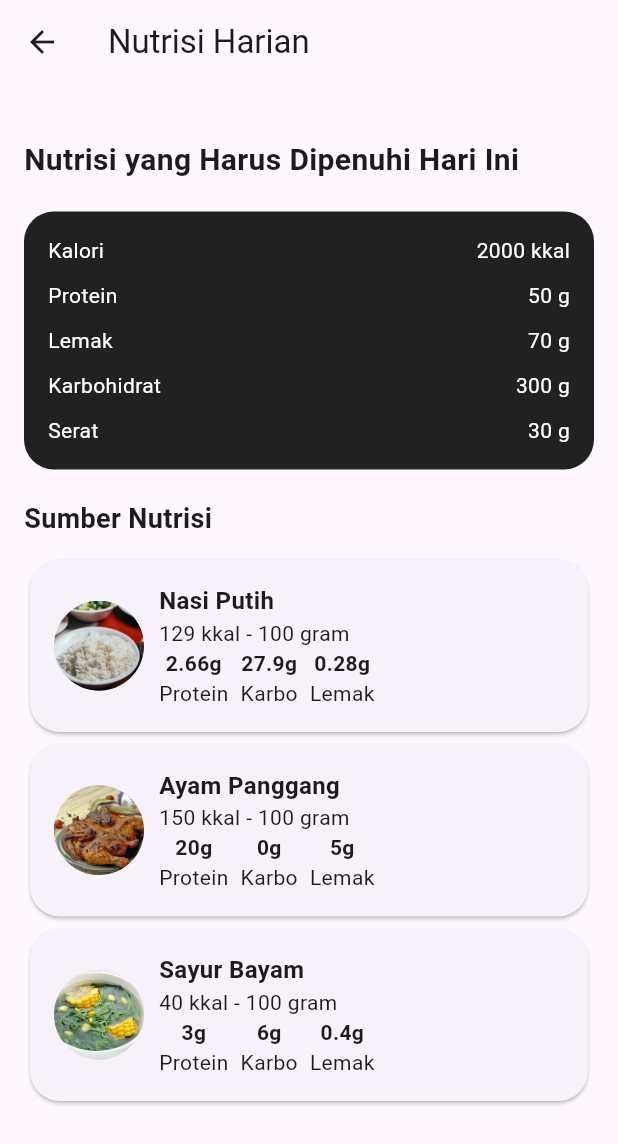
After one commit to M-Surya-S/SCare, a Flutter app: the ProfilePage screen opened directly, after a tap on "Logout", after a tap on "Login", after a tap on "Nutrisi Harian", on a phone screen of 412 x 824 dp. The commit adds this screen. Shown: the top 1144 px of the screen. Run offline on Flutter 3.47's test engine with Material 3 defaults, Android fonts, the phone set to English and light mode, and no system bars.

Commit message:
update : added 2 new pages

```diff
--- a/lib/home_page.dart
+++ b/lib/home_page.dart
@@ -1,5 +1,7 @@
 import 'package:flutter/material.dart';
 import 'consultation_page.dart';
+import 'nutrition_page.dart';
+import 'profile_page.dart';
 
 class HomePage extends StatelessWidget {
   const HomePage({super.key});
@@ -81,7 +83,17 @@ class HomePage extends StatelessWidget {
                   },
                   child: _buildFeatureButton(Icons.chat, "Konsultasi"),
                 ), // Mengarahkan ke halaman consultation_page
-                _buildFeatureButton(Icons.restaurant, "Nutrisi Harian"),
+                GestureDetector(
+                  onTap: () {
+                    // Mengarahkan ke halaman Nutrisi Harian
+                    Navigator.push(
+                      context,
+                      MaterialPageRoute(
+                          builder: (context) => const NutritionPage()),
+                    );
+                  },
+                  child: _buildFeatureButton(Icons.restaurant, "Nutrisi Harian"),
+                ),
               ],
             ),
             const SizedBox(height: 20),
@@ -99,6 +111,12 @@ class HomePage extends StatelessWidget {
             Navigator.push(
               context,
               MaterialPageRoute(builder: (context) => const ConsultationPage()),
+            );
+          } else if (index == 2) {
+            // Jika item Profile ditekan
+            Navigator.push(
+              context,
+              MaterialPageRoute(builder: (context) => const ProfilePage()), // Navigasi ke halaman Profile
             );
           }
         },
--- /dev/null
+++ b/lib/nutrition_page.dart
@@ -0,0 +1,138 @@
+import 'package:flutter/material.dart';
+
+class NutritionPage extends StatelessWidget {
+  const NutritionPage({super.key});
+
+  @override
+  Widget build(BuildContext context) {
+    return Scaffold(
+      appBar: AppBar(
+        title: const Text("Nutrisi Harian"),
+      ),
+      body: Padding(
+        padding: const EdgeInsets.all(16.0),
+        child: Column(
+          crossAxisAlignment: CrossAxisAlignment.stretch,
+          children: [
+            const SizedBox(height: 20),
+            const Text(
+              "Nutrisi yang Harus Dipenuhi Hari Ini",
+              style: TextStyle(
+                fontSize: 20,
+                fontWeight: FontWeight.bold,
+              ),
+            ),
+            const SizedBox(height: 20),
+            Container(
+              padding: const EdgeInsets.all(16),
+              decoration: BoxDecoration(
+                color: Colors.black87,
+                borderRadius: BorderRadius.circular(20),
+              ),
+              child: const Column(
+                crossAxisAlignment: CrossAxisAlignment.start,
+                children: [
+                  Row(
+                    mainAxisAlignment: MainAxisAlignment.spaceBetween,
+                    children: [
+                      Text("Kalori", style: TextStyle(color: Colors.white)),
+                      Text("2000 kkal", style: TextStyle(color: Colors.white)),
+                    ],
+                  ),
+                  SizedBox(height: 10),
+                  Row(
+                    mainAxisAlignment: MainAxisAlignment.spaceBetween,
+                    children: [
+                      Text("Protein", style: TextStyle(color: Colors.white)),
+                      Text("50 g", style: TextStyle(color: Colors.white)),
+                    ],
+                  ),
+                  SizedBox(height: 10),
+                  Row(
+                    mainAxisAlignment: MainAxisAlignment.spaceBetween,
+                    children: [
+                      Text("Lemak", style: TextStyle(color: Colors.white)),
+                      Text("70 g", style: TextStyle(color: Colors.white)),
+                    ],
+                  ),
+                  SizedBox(height: 10),
+                  Row(
+                    mainAxisAlignment: MainAxisAlignment.spaceBetween,
+                    children: [
+                      Text("Karbohidrat", style: TextStyle(color: Colors.white)),
+                      Text("300 g", style: TextStyle(color: Colors.white)),
+                    ],
+                  ),
+                  SizedBox(height: 10),
+                  Row(
+                    mainAxisAlignment: MainAxisAlignment.spaceBetween,
+                    children: [
+                      Text("Serat", style: TextStyle(color: Colors.white)),
+                      Text("30 g", style: TextStyle(color: Colors.white)),
+                    ],
+                  ),
+                ],
+              ),
+            ),
+            const SizedBox(height: 20),
+            const Text(
+              "Sumber Nutrisi",
+              style: TextStyle(fontSize: 18, fontWeight: FontWeight.bold),
+            ),
+            const SizedBox(height: 10),
+            // Membuat kartu makanan dengan gambar yang berbeda
+            _buildNutrientSourceCard("assets/nasi_putih.jpeg", "Nasi Putih", "129 kkal", "100 gram", "2.66g", "Protein", "27.9g", "Karbo", "0.28g", "Lemak"),
+            _buildNutrientSourceCard("assets/ayam_panggang.jpg", "Ayam Panggang", "150 kkal", "100 gram", "20g", "Protein", "0g", "Karbo", "5g", "Lemak"),
+            _buildNutrientSourceCard("assets/sayur_bayam.jpg", "Sayur Bayam", "40 kkal", "100 gram", "3g", "Protein", "6g", "Karbo", "0.4g", "Lemak"),
+          ],
+        ),
+      ),
+    );
+  }
+
+  // Memodifikasi fungsi _buildNutrientSourceCard untuk menerima gambar sebagai parameter
+  Widget _buildNutrientSourceCard(String imagePath, String food, String calories, String weight, String protein, String proteinLabel, String carbs, String carbsLabel, String fat, String fatLabel) {
+    return Card(
+      shape: RoundedRectangleBorder(borderRadius: BorderRadius.circular(20)),
+      child: Padding(
+        padding: const EdgeInsets.all(16.0),
+        child: Row(
+          children: [
+            CircleAvatar(
+              radius: 30,
+              backgroundImage: AssetImage(imagePath), // Menampilkan gambar berdasarkan parameter imagePath
+            ),
+            const SizedBox(width: 10),
+            Column(
+              crossAxisAlignment: CrossAxisAlignment.start,
+              children: [
+                Text(food, style: const TextStyle(fontSize: 16, fontWeight: FontWeight.bold)),
+                Text("$calories - $weight"),
+                Row(
+                  children: [
+                    _buildNutritionInfo(protein, proteinLabel),
+                    _buildNutritionInfo(carbs, carbsLabel),
+                    _buildNutritionInfo(fat, fatLabel),
+                  ],
+                ),
+              ],
+            ),
+          ],
+        ),
+      ),
+    );
+  }
+
+  // Fungsi untuk menampilkan informasi nutrisi seperti Protein, Karbo, Lemak
+  Widget _buildNutritionInfo(String value, String label) {
+    return Padding(
+      padding: const EdgeInsets.only(right: 8.0),
+      child: Column(
+        children: [
+          Text(value, style: const TextStyle(fontWeight: FontWeight.bold)),
+          Text(label),
+        ],
+      ),
+    );
+  }
+}
--- /dev/null
+++ b/lib/profile_page.dart
@@ -0,0 +1,75 @@
+import 'package:flutter/material.dart';
+import 'login_page.dart'; // Pastikan Anda membuat halaman LoginPage di sini
+
+class ProfilePage extends StatelessWidget {
+  const ProfilePage({super.key});
+
+  @override
+  Widget build(BuildContext context) {
+    // Data pengguna yang akan ditampilkan
+    String name = "Muhammad Surya Saniansyah";
+    String birthDate = "20 Desember 2003";
+    String email = "saniansyah@example.com";
+    String address = "Jalan Raya No. 123, Balikpapan";
+
+    return Scaffold(
+      appBar: AppBar(
+        title: const Text("Profil Pengguna"),
+      ),
+      body: Padding(
+        padding: const EdgeInsets.all(16.0),
+        child: Column(
+          crossAxisAlignment: CrossAxisAlignment.start,
+          children: [
+            const SizedBox(height: 20),
+            const Text(
+              "Informasi Pengguna",
+              style: TextStyle(fontSize: 20, fontWeight: FontWeight.bold),
+            ),
+            const SizedBox(height: 20),
+            _buildProfileItem("Nama", name),
+            _buildProfileItem("Tanggal Lahir", birthDate),
+            _buildProfileItem("Email", email),
+            _buildProfileItem("Alamat", address),
+            const SizedBox(height: 30),
+            Center(
+              child: ElevatedButton(
+                onPressed: () {
+                  // Navigasi ke halaman login ketika tombol logout ditekan
+                  Navigator.pushReplacement(
+                    context,
+                    MaterialPageRoute(builder: (context) => const LoginPage()),
+                  );
+                },
+                style: ElevatedButton.styleFrom(
+                  backgroundColor: Colors.red, // Tombol Logout berwarna merah
+                ),
+                child: const Text(
+                  "Logout",
+                  style: TextStyle(fontSize: 16),
+                ),
+              ),
+            ),
+          ],
+        ),
+      ),
+    );
+  }
+
+  // Fungsi untuk menampilkan data profil pengguna
+  Widget _buildProfileItem(String label, String value) {
+    return Padding(
+      padding: const EdgeInsets.only(bottom: 12.0),
+      child: Row(
+        mainAxisAlignment: MainAxisAlignment.start,
+        children: [
+          Text(
+            "$label: ",
+            style: const TextStyle(fontWeight: FontWeight.bold, fontSize: 16),
+          ),
+          Text(value, style: const TextStyle(fontSize: 16)),
+        ],
+      ),
+    );
+  }
+}
--- a/pubspec.yaml
+++ b/pubspec.yaml
@@ -61,6 +61,8 @@ flutter:
   # To add assets to your application, add an assets section, like this:
   assets:
     - assets/nasi_putih.jpeg
+    - assets/ayam_panggang.jpg
+    - assets/sayur_bayam.jpg
     - assets/daffa.jpg
     - assets/surya.png
     - assets/qudus.png
```
Also changed, not shown: assets/ayam_panggang.jpg (added), assets/sayur_bayam.jpg (added).
